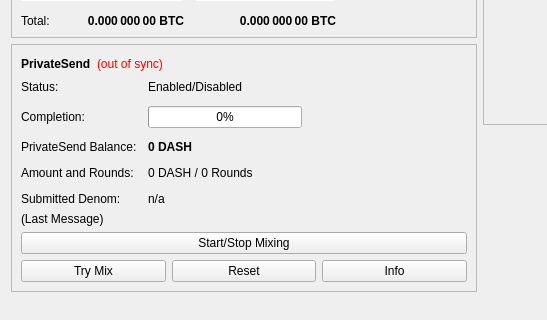
Old version of the form src/qt/forms/overviewpage.ui in the repository Johnmcbridebitchw/thought; both pictures show x 0 to 547 and y 178 to 498 of the 960 by 585 pixel window.
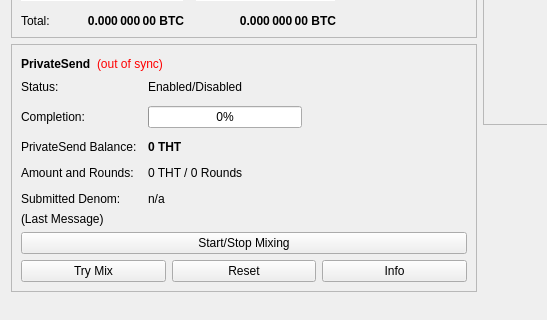
New version of the form.

```diff
--- a/src/qt/forms/overviewpage.ui
+++ b/src/qt/forms/overviewpage.ui
@@ -514,7 +514,7 @@
                </font>
               </property>
               <property name="text">
-               <string notr="true">0 DASH</string>
+               <string notr="true">0 THT</string>
               </property>
              </widget>
             </item>
@@ -528,7 +528,7 @@
             <item row="3" column="1">
              <widget class="QLabel" name="labelAmountRounds">
               <property name="text">
-               <string>0 DASH / 0 Rounds</string>
+               <string>0 THT / 0 Rounds</string>
               </property>
              </widget>
             </item>
```
Left out of the diff: 6 changed lines with no effect on the pictures.
